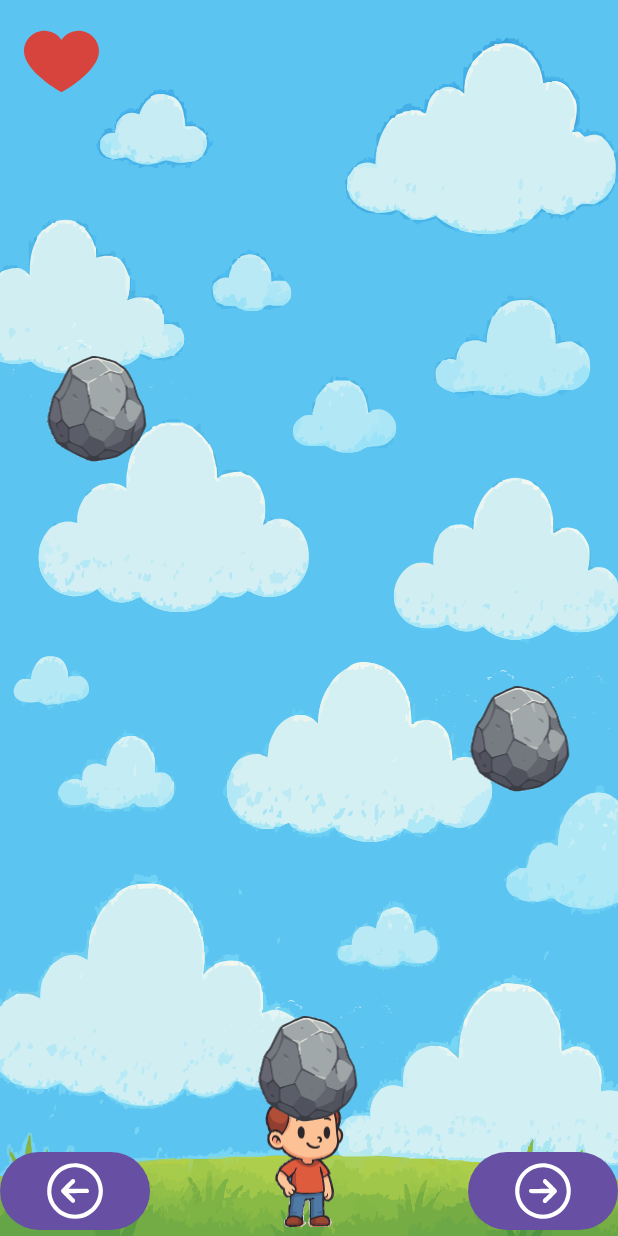
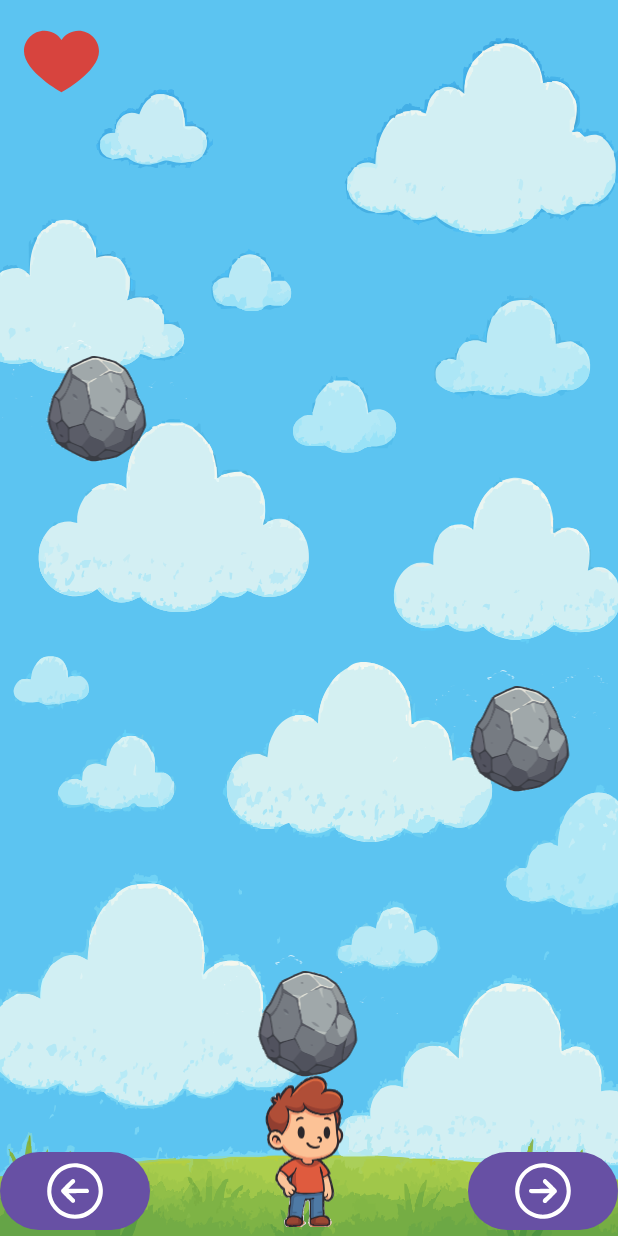
Before and after one commit to yuvalArvili/application2, an Android app: the screen it shows after launch (MainActivity), after a tap on "right", on a phone screen of 412 x 824 dp. Run offline under Robolectric (Android 15) with nearby library versions, the phone set to English and light mode, and no system bars; 1 other tap on this screen came first.

Commit message:
upload all

```diff
--- a/app/src/main/java/com/example/myapplication/logic/GameManager.kt
+++ b/app/src/main/java/com/example/myapplication/logic/GameManager.kt
@@ -64,7 +64,6 @@ private fun checkCollision() {
     }
 }
 
-
     private fun updateHeartsUI() {
         for (i in hearts.indices) {
             hearts[i].visibility = if (i < player.lives) View.VISIBLE else ImageView.INVISIBLE
--- a/app/src/main/res/layout/activity_main.xml
+++ b/app/src/main/res/layout/activity_main.xml
@@ -240,7 +240,7 @@
             android:id="@+id/cell_6_0"
             android:layout_width="@dimen/rock_width"
             android:layout_height="@dimen/rock_height"
-            android:layout_marginTop="660dp"
+            android:layout_marginTop="630dp"
             android:layout_alignParentStart="true"
             android:src="@drawable/rock"
             android:visibility="visible" />
@@ -249,7 +249,7 @@
             android:id="@+id/cell_6_1"
             android:layout_width="@dimen/rock_width"
             android:layout_height="@dimen/rock_height"
-            android:layout_marginTop="660dp"
+            android:layout_marginTop="630dp"
             android:layout_centerHorizontal="true"
             android:src="@drawable/rock"
             android:visibility="visible" />
@@ -258,7 +258,7 @@
             android:id="@+id/cell_6_2"
             android:layout_width="@dimen/rock_width"
             android:layout_height="@dimen/rock_height"
-            android:layout_marginTop="660dp"
+            android:layout_marginTop="630dp"
             android:layout_alignParentEnd="true"
             android:src="@drawable/rock"
             android:visibility="visible" />
@@ -268,7 +268,7 @@
             android:id="@+id/cell_7_0"
             android:layout_width="@dimen/rock_width"
             android:layout_height="@dimen/rock_height"
-            android:layout_marginTop="770dp"
+            android:layout_marginTop="800dp"
             android:layout_alignParentStart="true"
             android:src="@drawable/rock"
             android:visibility="invisible" />
@@ -277,7 +277,7 @@
             android:id="@+id/cell_7_1"
             android:layout_width="@dimen/rock_width"
             android:layout_height="@dimen/rock_height"
-            android:layout_marginTop="770dp"
+            android:layout_marginTop="800dp"
             android:layout_centerHorizontal="true"
             android:src="@drawable/rock"
             android:visibility="invisible" />
@@ -286,7 +286,7 @@
             android:id="@+id/cell_7_2"
             android:layout_width="@dimen/rock_width"
             android:layout_height="@dimen/rock_height"
-            android:layout_marginTop="770dp"
+            android:layout_marginTop="800dp"
             android:layout_alignParentEnd="true"
             android:src="@drawable/rock"
             android:visibility="invisible" />
```
